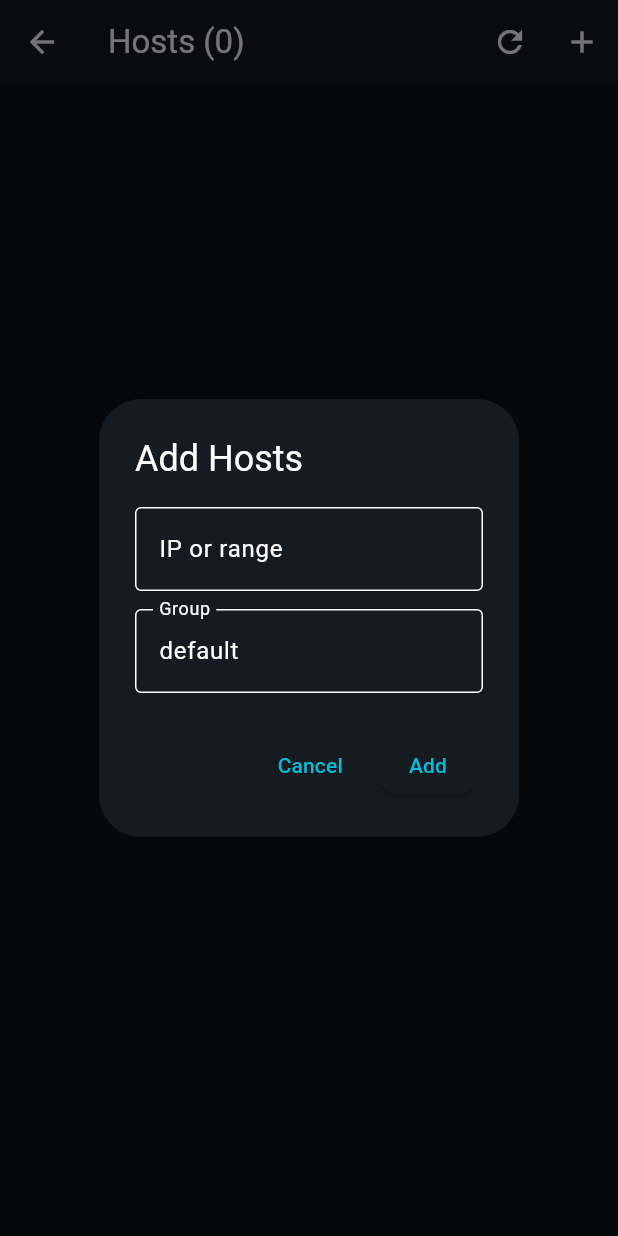
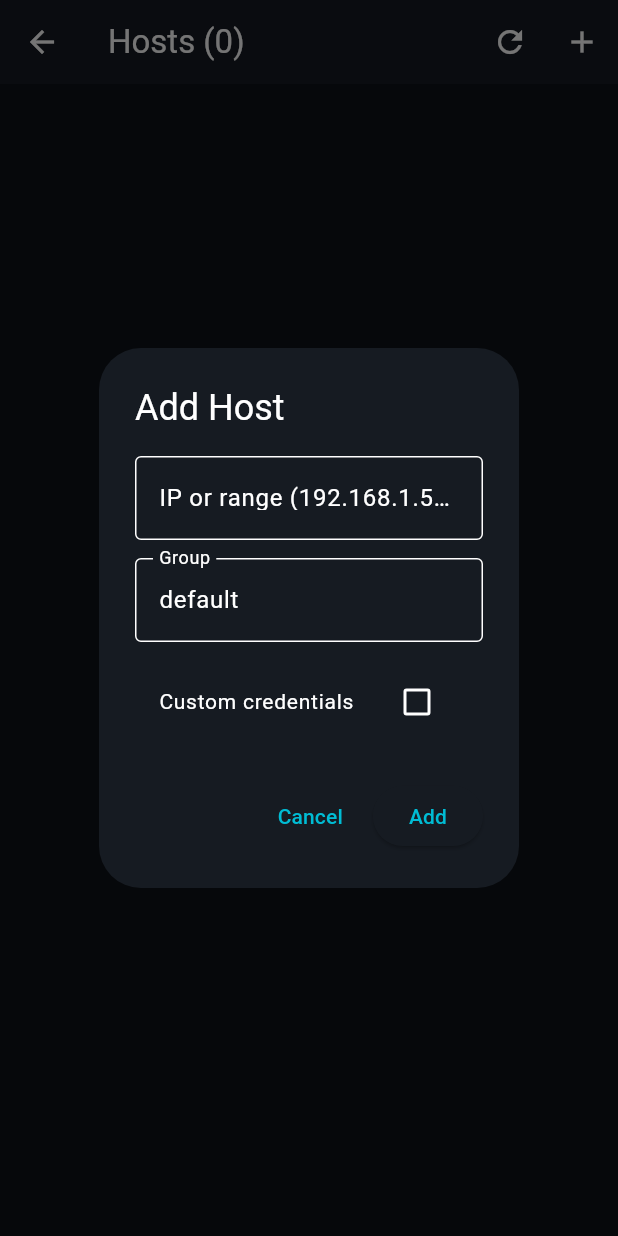
Before and after one commit to axelsarassamit/atomator-android-app, a Flutter app: the HostsScreen screen opened directly, after a tap on the "add" icon, on a phone screen of 412 x 824 dp. Run offline on Flutter 3.47's test engine with Material 3 defaults, Android fonts, the phone set to English and light mode, and no system bars; our stand-ins replace flutter_secure_storage, shared_preferences; missing offline and left inert: dartssh2; accounts and stored records are empty.

Commit message:
v1.1.0: Edit host, custom creds per host, MAC display

```diff
--- a/lib/screens/hosts_screen.dart
+++ b/lib/screens/hosts_screen.dart
@@ -2,6 +2,7 @@ import 'package:flutter/material.dart';
 import 'package:provider/provider.dart';
 import '../providers/host_provider.dart';
 import '../widgets/widgets.dart';
+import '../models/models.dart';
 
 class HostsScreen extends StatelessWidget {
   const HostsScreen({super.key});
@@ -9,40 +10,94 @@ class HostsScreen extends StatelessWidget {
   Widget build(BuildContext context) {
     return Consumer<HostProvider>(builder: (context, hp, _) {
       return Scaffold(
-        appBar: AppBar(title: Text('Hosts (${hp.hosts.length})'), actions: [
-          IconButton(icon: const Icon(Icons.refresh), onPressed: () => hp.checkHostStatus()),
-          IconButton(icon: const Icon(Icons.add), onPressed: () => _add(context, hp)),
+        appBar: AppBar(title: Text('Hosts (' + hp.hosts.length.toString() + ')'), actions: [
+          IconButton(icon: const Icon(Icons.refresh), tooltip: 'Check status', onPressed: () => hp.checkHostStatus()),
+          IconButton(icon: const Icon(Icons.add), tooltip: 'Add host', onPressed: () => _addDialog(context, hp)),
         ]),
         body: ListView(children: hp.groups.map((g) {
           final gh = hp.hostsInGroup(g);
           final on = gh.where((h) => h.isOnline).length;
-          return ExpansionTile(title: Text('[$g]  $on/${gh.length} online'), initiallyExpanded: true,
+          return ExpansionTile(title: Text('[' + g + ']  ' + on.toString() + '/' + gh.length.toString() + ' online'), initiallyExpanded: true,
             children: gh.map((h) => Dismissible(key: Key(h.ip), direction: DismissDirection.endToStart,
               background: Container(color: Colors.red, alignment: Alignment.centerRight, padding: const EdgeInsets.only(right: 16), child: const Icon(Icons.delete, color: Colors.white)),
               onDismissed: (_) => hp.removeHost(h.ip),
-              child: ListTile(dense: true, leading: StatusBadge(isOnline: h.isOnline),
+              child: ListTile(
+                leading: StatusBadge(isOnline: h.isOnline),
                 title: Text(h.ip, style: const TextStyle(fontFamily: 'RobotoMono', fontSize: 14)),
-                subtitle: Text(h.hostname ?? 'unknown', style: const TextStyle(fontSize: 11, color: Colors.white38))))).toList());
+                subtitle: Text((h.hostname ?? 'unknown') + (h.hasCustomCreds ? ' [custom creds]' : '') + (h.mac != null ? ' | ' + h.mac! : ''), style: const TextStyle(fontSize: 11, color: Colors.white38)),
+                trailing: const Icon(Icons.edit, size: 16, color: Colors.white24),
+                onTap: () => _editHost(context, hp, h),
+              ))).toList());
         }).toList()),
       );
     });
   }
-  void _add(BuildContext context, HostProvider hp) {
-    final ctrl = TextEditingController(); final gCtrl = TextEditingController(text: 'default');
-    showDialog(context: context, builder: (_) => AlertDialog(backgroundColor: const Color(0xFF161B22), title: const Text('Add Hosts'),
-      content: Column(mainAxisSize: MainAxisSize.min, children: [
-        TextField(controller: ctrl, decoration: const InputDecoration(labelText: 'IP or range', border: OutlineInputBorder())),
+
+  void _addDialog(BuildContext context, HostProvider hp) {
+    final ipCtrl = TextEditingController();
+    final groupCtrl = TextEditingController(text: 'default');
+    final userCtrl = TextEditingController();
+    final passCtrl = TextEditingController();
+    bool showCreds = false;
+    showDialog(context: context, builder: (_) => StatefulBuilder(builder: (ctx, setState) => AlertDialog(
+      backgroundColor: const Color(0xFF161B22), title: const Text('Add Host'),
+      content: SingleChildScrollView(child: Column(mainAxisSize: MainAxisSize.min, children: [
+        TextField(controller: ipCtrl, decoration: const InputDecoration(labelText: 'IP or range (192.168.1.50-199)', border: OutlineInputBorder())),
         const SizedBox(height: 12),
-        TextField(controller: gCtrl, decoration: const InputDecoration(labelText: 'Group', border: OutlineInputBorder())),
-      ]),
+        TextField(controller: groupCtrl, decoration: const InputDecoration(labelText: 'Group', border: OutlineInputBorder())),
+        const SizedBox(height: 12),
+        CheckboxListTile(title: const Text('Custom credentials', style: TextStyle(fontSize: 14)), value: showCreds, onChanged: (v) => setState(() => showCreds = v!)),
+        if (showCreds) ...[
+          const SizedBox(height: 8),
+          TextField(controller: userCtrl, decoration: const InputDecoration(labelText: 'SSH Username', border: OutlineInputBorder())),
+          const SizedBox(height: 8),
+          TextField(controller: passCtrl, obscureText: true, decoration: const InputDecoration(labelText: 'SSH Password', border: OutlineInputBorder())),
+        ],
+      ])),
       actions: [
         TextButton(onPressed: () => Navigator.pop(context), child: const Text('Cancel')),
         ElevatedButton(onPressed: () {
-          final input = ctrl.text; final group = gCtrl.text.isEmpty ? 'default' : gCtrl.text;
-          if (input.contains('-')) { final p = input.split('-'); final bp = p[0].split('.'); if (bp.length == 4) hp.addHostRange(bp.sublist(0,3).join('.'), int.tryParse(bp[3]) ?? 0, int.tryParse(p[1]) ?? 0, group: group); }
-          else hp.addHost(input, group: group);
+          final input = ipCtrl.text; final group = groupCtrl.text.isEmpty ? 'default' : groupCtrl.text;
+          final user = showCreds && userCtrl.text.isNotEmpty ? userCtrl.text : null;
+          final pass = showCreds && passCtrl.text.isNotEmpty ? passCtrl.text : null;
+          if (input.contains('-')) {
+            final p = input.split('-'); final bp = p[0].split('.');
+            if (bp.length == 4) hp.addHostRange(bp.sublist(0, 3).join('.'), int.tryParse(bp[3]) ?? 0, int.tryParse(p[1]) ?? 0, group: group);
+          } else {
+            hp.addHost(input, group: group, user: user, pass: pass);
+          }
           Navigator.pop(context);
         }, child: const Text('Add')),
-      ]));
+      ],
+    )));
+  }
+
+  void _editHost(BuildContext context, HostProvider hp, Host host) {
+    final userCtrl = TextEditingController(text: host.customUser ?? '');
+    final passCtrl = TextEditingController(text: host.customPass ?? '');
+    final groupCtrl = TextEditingController(text: host.group);
+    showDialog(context: context, builder: (_) => AlertDialog(
+      backgroundColor: const Color(0xFF161B22),
+      title: Text('Edit ' + host.ip),
+      content: SingleChildScrollView(child: Column(mainAxisSize: MainAxisSize.min, children: [
+        TextField(controller: groupCtrl, decoration: const InputDecoration(labelText: 'Group', border: OutlineInputBorder())),
+        const SizedBox(height: 12),
+        TextField(controller: userCtrl, decoration: const InputDecoration(labelText: 'Custom SSH User (empty=default)', border: OutlineInputBorder())),
+        const SizedBox(height: 12),
+        TextField(controller: passCtrl, obscureText: true, decoration: const InputDecoration(labelText: 'Custom SSH Pass (empty=default)', border: OutlineInputBorder())),
+        if (host.mac != null) ...[const SizedBox(height: 12), Text('MAC: ' + host.mac!, style: const TextStyle(color: Colors.white38, fontSize: 12))],
+        if (host.hostname != null) ...[const SizedBox(height: 4), Text('Hostname: ' + host.hostname!, style: const TextStyle(color: Colors.white38, fontSize: 12))],
+      ])),
+      actions: [
+        TextButton(onPressed: () => Navigator.pop(context), child: const Text('Cancel')),
+        ElevatedButton(onPressed: () {
+          host.group = groupCtrl.text.isEmpty ? 'default' : groupCtrl.text;
+          host.customUser = userCtrl.text.isEmpty ? null : userCtrl.text;
+          host.customPass = passCtrl.text.isEmpty ? null : passCtrl.text;
+          hp.updateHost(host);
+          Navigator.pop(context);
+        }, child: const Text('Save')),
+      ],
+    ));
   }
 }
```
